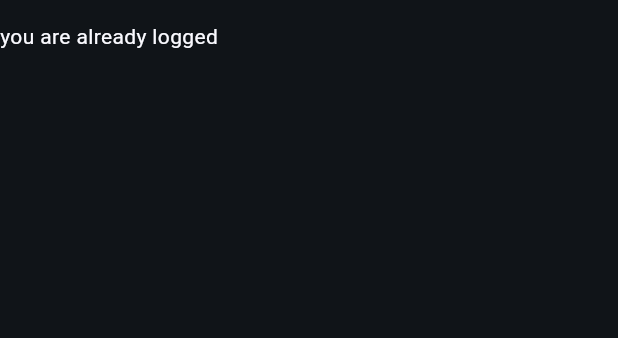
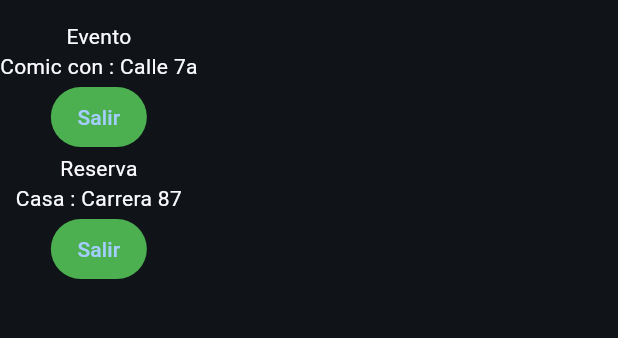
Before and after one commit to diegobermudez03/patrones_diseno_proyecto_app_movil, a Flutter app: the screen it shows after launch, on a phone screen of 412 x 824 dp, the part 63-401 px from its top. Run offline on Flutter 3.47's test engine with Material 3 defaults, Android fonts, the phone set to English and light mode, and no system bars; our stand-ins replace dartz, device_info_plus, flutter_bloc, flutter_secure_storage, get_it.

Commit message:
Ocassions retrieving and showing implemented in presentations, including ocassions tiles

```diff
--- a/lib/core/app_strings.dart
+++ b/lib/core/app_strings.dart
@@ -11,4 +11,11 @@ class AppStrings{
   static const digit4Code = "Codigo de 4 digitos";
   static const inProgress = "En progreso";
   static const events = "Eventos";
+  static const event = "Evento";
+  static const booking = "Reserva";
+  static const house = "Casa";
+  static const apartment = "Apartamento";
+  static const enter = "Entrar";
+  static const exit = "Salir";
+  static const apiError = "Hubo un error con la api";
 }
--- /dev/null
+++ b/lib/features/current/domain/entities/ocassion_entity.dart
@@ -0,0 +1,11 @@
+import 'package:mobile_app/shared/entities/booking_entity.dart';
+import 'package:mobile_app/shared/entities/event_entity.dart';
+
+class OcassionEntity{
+  final int ocassionId;
+  final EventEntity? event;
+  final BookingEntity? booking;
+  final bool isInside;
+
+  OcassionEntity(this.ocassionId, this.event, this.booking, this.isInside);
+}
--- a/lib/features/current/presentation/pages/current_page.dart
+++ b/lib/features/current/presentation/pages/current_page.dart
@@ -1,11 +1,31 @@
 import 'package:flutter/material.dart';
+import 'package:flutter_bloc/flutter_bloc.dart';
+import 'package:mobile_app/core/app_strings.dart';
+import 'package:mobile_app/features/current/presentation/state/current_bloc.dart';
+import 'package:mobile_app/features/current/presentation/state/current_states.dart';
+import 'package:mobile_app/features/current/presentation/widgets/ocassion_tile.dart';
 
 class CurrentPage extends StatelessWidget{
 
   @override
   Widget build(BuildContext context) {
     return Scaffold(
-      body: Text("you are already logged"),
+      body: BlocBuilder<CurrentBloc,CurrentState>(builder: (context, state){
+        final provider = BlocProvider.of<CurrentBloc>(context);
+        if(state is CurrentInitialState){
+          provider.seekOcassions();
+        }
+        return switch(state){
+          CurrentLoadingState _ => Center(child: CircularProgressIndicator(),),
+          CurrentRetrieveFailure _ => Center(child: Text(AppStrings.apiError),),
+          CurrentRetrieveSuccess(ocassions: final ocassions) => SingleChildScrollView(
+            child: Column(
+              children: ocassions.map((oc)=> OcassionTile(ocassion: oc)).toList(),
+            ),
+          ),
+          CurrentState _ =>  Center(child: CircularProgressIndicator(),),
+        };
+      }),
     );
   }
 }
--- a/lib/features/current/presentation/state/current_bloc.dart
+++ b/lib/features/current/presentation/state/current_bloc.dart
@@ -1,8 +1,22 @@
 import 'package:flutter_bloc/flutter_bloc.dart';
+import 'package:mobile_app/features/current/domain/use_cases/get_ocassions_use_case.dart';
 import 'package:mobile_app/features/current/presentation/state/current_states.dart';
 
 class CurrentBloc extends Cubit<CurrentState>{
+
+  final GetOcassionsUseCase _getOcassionsUseCase;
+
   CurrentBloc(
+    this._getOcassionsUseCase
+  ): super(CurrentInitialState());
 
-  ): super(CurrentInitialState());
+  void seekOcassions() async{
+    emit(CurrentLoadingState());
+    final response = await _getOcassionsUseCase(null);
+
+    response.fold(
+      (f)=>emit(CurrentRetrieveFailure()),
+      (ocassions) => emit(CurrentRetrieveSuccess(ocassions))
+    );
+  }
 }
--- a/lib/features/current/presentation/state/current_states.dart
+++ b/lib/features/current/presentation/state/current_states.dart
@@ -1,3 +1,15 @@
+import 'package:mobile_app/features/current/domain/entities/ocassion_entity.dart';
+
 abstract class CurrentState{}
 
 class CurrentInitialState implements CurrentState{}
+
+class CurrentLoadingState implements CurrentState{}
+
+class CurrentRetrieveFailure implements CurrentState{}
+
+class CurrentRetrieveSuccess implements CurrentState{
+  final List<OcassionEntity> ocassions;
+
+  CurrentRetrieveSuccess(this.ocassions);
+}
--- /dev/null
+++ b/lib/features/current/presentation/widgets/ocassion_tile.dart
@@ -0,0 +1,43 @@
+import 'package:flutter/material.dart';
+import 'package:mobile_app/core/app_strings.dart';
+import 'package:mobile_app/features/current/domain/entities/ocassion_entity.dart';
+
+class OcassionTile extends StatelessWidget{
+
+  final OcassionEntity ocassion;
+
+  OcassionTile({
+    super.key,
+    required this.ocassion,
+  });
+
+  @override
+  Widget build(BuildContext context) {
+    final String type = ocassion.event != null ? AppStrings.event : AppStrings.booking;
+    late final String content;
+    if(ocassion.event != null){
+      content = '${ocassion.event!.name} : ${ocassion.event!.address}';
+    }
+    else{
+      String house = ocassion.booking!.isHouse ? AppStrings.house : AppStrings.apartment;
+      content = '${house} : ${ocassion.booking!.address}';
+    }
+    final Color buttonColor = ocassion.isInside ? Colors.green : Colors.red;
+    final String action = ocassion.isInside ? AppStrings.exit : AppStrings.enter;
+    return Container(
+      child: Column(
+        children: [
+          Text(type),
+          Text(content),
+          TextButton(
+            style: ButtonStyle(
+              backgroundColor: WidgetStatePropertyAll(buttonColor)
+            ),
+            onPressed: (){},
+            child: Text(action)
+          ),
+        ],
+      ),
+    );
+  }
+}
--- a/lib/main.dart
+++ b/lib/main.dart
@@ -3,7 +3,6 @@ import 'package:flutter_bloc/flutter_bloc.dart';
 import 'package:get_it/get_it.dart';
 import 'package:mobile_app/core/color_theme.dart';
 import 'package:mobile_app/dep_injection.dart';
-import 'package:mobile_app/features/current/presentation/pages/current_page.dart';
 import 'package:mobile_app/features/login/presentation/pages/login_page.dart';
 import 'package:mobile_app/features/login/presentation/state/login_bloc.dart';
 import 'package:mobile_app/shared/homepage/home_page.dart';
--- /dev/null
+++ b/lib/shared/entities/booking_entity.dart
@@ -0,0 +1,10 @@
+class BookingEntity{
+
+  final int id;
+  final bool isHouse;
+  final String address;
+  final DateTime entryDate;
+  final DateTime exitDate;
+
+  BookingEntity(this.id, this.isHouse, this.address, this.entryDate, this.exitDate);
+}
--- /dev/null
+++ b/lib/shared/entities/event_entity.dart
@@ -0,0 +1,9 @@
+class EventEntity{
+  final int id;
+  final String name;
+  final String address;
+  final DateTime startDate;
+  final DateTime endDate;
+
+  EventEntity(this.id, this.name, this.address, this.startDate, this.endDate);
+}
```
Also changed, not shown: lib/dep_injection.dart (+7 -1 lines), lib/features/current/domain/use_cases/get_ocassions_use_case.dart (added, +39 -0 lines).
